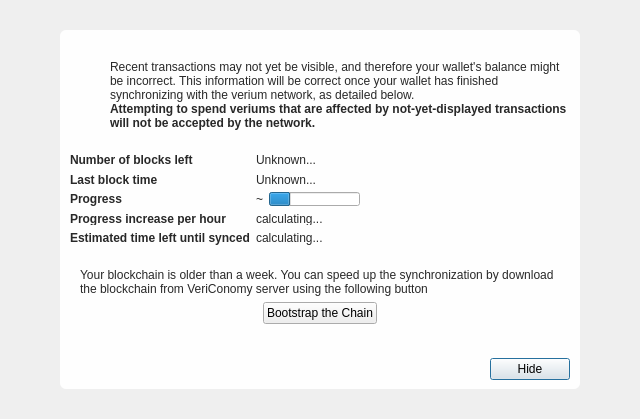
VeriConomy/veribase, file src/qt/forms/modaloverlay.ui: the form before one commit.
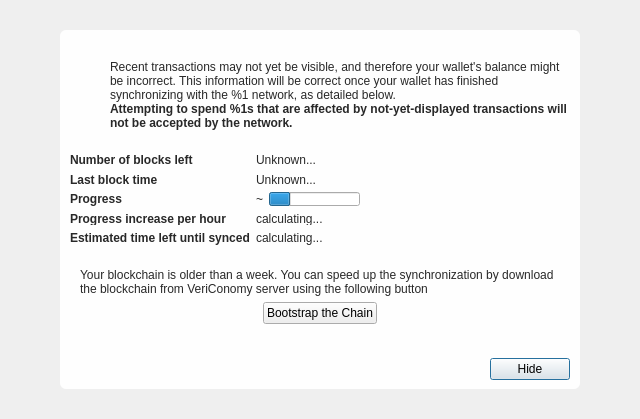
The form after the commit. Icons and pictures are not drawn.

Commit message: Edit translation to handle Verium & Vericoin Use CoinName() function to replace Hard coded Bitcoin in the UI and RPC

```diff
--- a/src/qt/forms/modaloverlay.ui
+++ b/src/qt/forms/modaloverlay.ui
@@ -127,7 +127,7 @@
              <item>
               <widget class="QLabel" name="infoText">
                <property name="text">
-                <string>Recent transactions may not yet be visible, and therefore your wallet's balance might be incorrect. This information will be correct once your wallet has finished synchronizing with the verium network, as detailed below.</string>
+                <string>Recent transactions may not yet be visible, and therefore your wallet's balance might be incorrect. This information will be correct once your wallet has finished synchronizing with the %1 network, as detailed below.</string>
                </property>
                <property name="textFormat">
                 <enum>Qt::RichText</enum>
@@ -146,7 +146,7 @@
                 </font>
                </property>
                <property name="text">
-                <string>Attempting to spend veriums that are affected by not-yet-displayed transactions will not be accepted by the network.</string>
+                <string>Attempting to spend %1s that are affected by not-yet-displayed transactions will not be accepted by the network.</string>
                </property>
                <property name="textFormat">
                 <enum>Qt::RichText</enum>
```
The commit also changes 115 other files.
